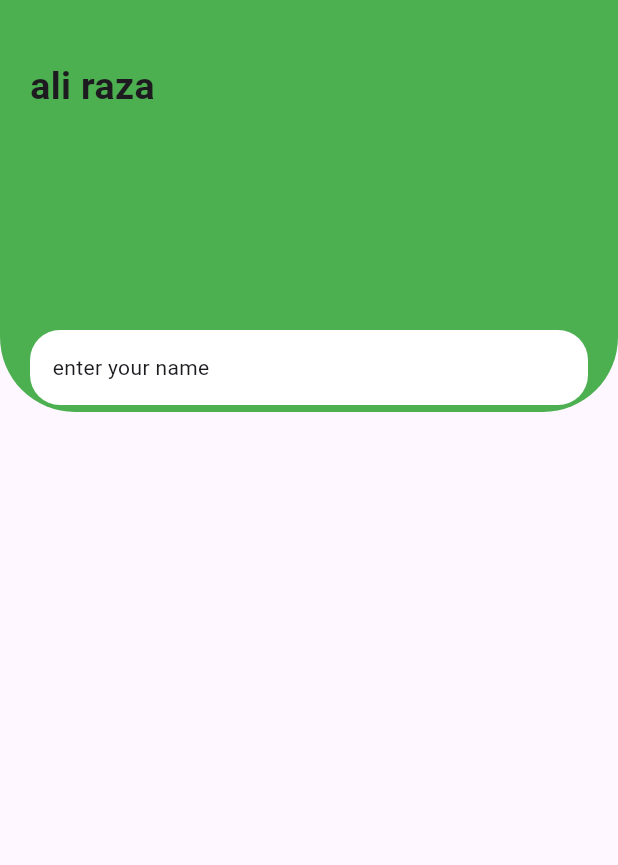
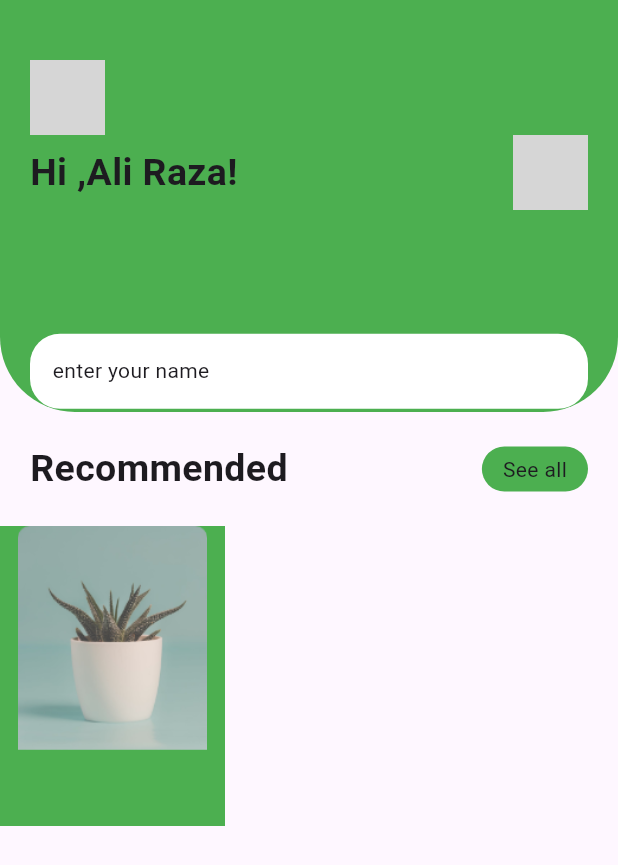
Before and after one commit to aliraza055/Plantify, a Flutter app: the screen it shows after launch, on a phone screen of 412 x 824 dp. Shown: the top 865 px of the screen. Run offline on Flutter 3.47's test engine with Material 3 defaults, Android fonts, the light colour scheme and no system bars; grey boxes are pictures that could not be loaded.

Commit message:
add new image

```diff
--- a/lib/Screens/explore_page.dart
+++ b/lib/Screens/explore_page.dart
@@ -11,6 +11,8 @@ class _ExplorePageState extends State<ExplorePage> {
   final _height=MediaQuery.of(context).size.height;
     return Scaffold(
       body: Column(
+        mainAxisAlignment: MainAxisAlignment.start,
+        crossAxisAlignment: CrossAxisAlignment.start,
         children: [
           Stack(
             children:[
@@ -25,18 +27,27 @@ class _ExplorePageState extends State<ExplorePage> {
               height: _height/3,
               width: double.infinity,
               child: Padding(
-                padding: const EdgeInsets.only(left: 20,top: 40),
+                padding: const EdgeInsets.only(left: 20,top: 40,right: 20),
                 child: Column(
                   mainAxisAlignment: MainAxisAlignment.start,
                   crossAxisAlignment: CrossAxisAlignment.start,
                   children: [
-                  Text("ali raza",style: TextStyle(fontSize: 25,fontWeight: FontWeight.bold),)
+                    Image.asset('images/icon_4.png',height: 50,width: 50,),
+                    Row(
+                      mainAxisAlignment: MainAxisAlignment.spaceBetween,
+                      children: [
+                      Text('Hi ,Ali Raza!',style: TextStyle(fontSize: 25,fontWeight: FontWeight.bold),),
+                                          Image.asset('images/icon_4.png',height: 50,width: 50,),
+
+
+                      ],
+                    )
                   ],
                 ),
               ),
                           ),
           Container(
-            margin: EdgeInsets.only(top: 220,left: 20,right: 20),
+            margin: EdgeInsets.only(top: _height*0.27,left: 20,right: 20),
             height: 50,
             decoration: BoxDecoration(
              color: Colors.white,
@@ -47,10 +58,43 @@ class _ExplorePageState extends State<ExplorePage> {
               decoration: InputDecoration(
               contentPadding: EdgeInsets.symmetric(horizontal: 15),
                 border: InputBorder.none,
-              hint: Text('enter your name')
+              hint: Text('enter your name'),
+
               ),
             ))
-        ])
+        ]),
+        SizedBox(height: 20,),
+        Padding(
+          padding: const EdgeInsets.only(left: 20,right: 20),
+          child: Row(
+            mainAxisAlignment: MainAxisAlignment.spaceBetween,
+                        children: [
+                        Text('Recommended',style: TextStyle(fontSize: 25,fontWeight: FontWeight.bold),),
+                        Container(
+                          padding: EdgeInsets.symmetric(horizontal: 14,vertical: 5),
+                          decoration: BoxDecoration(
+                          color: Colors.green,
+                          borderRadius: BorderRadius.circular(20)
+
+                          ),
+                          child: Text('See all'),
+                        )
+
+
+                        ],
+          ),
+        ),
+        SizedBox(height: 20,),
+        Container(
+          height: 200,
+          width: 150,
+          color: Colors.green,
+          child: Column(
+            children: [
+              Image.asset('images/image_1.png',width: 150,height: 150,fit: BoxFit.contain,)
+            ],
+          ),
+        )
         ],
       ),
     );
--- a/pubspec.yaml
+++ b/pubspec.yaml
@@ -60,7 +60,7 @@ flutter:
 
   # To add assets to your application, add an assets section, like this:
   assets:
-    - images
+    - images/
   #   - images/a_dot_ham.jpeg
 
   # An image asset can refer to one or more resolution-specific "variants", see
```
Also changed, not shown: images/image_1.png (added).
